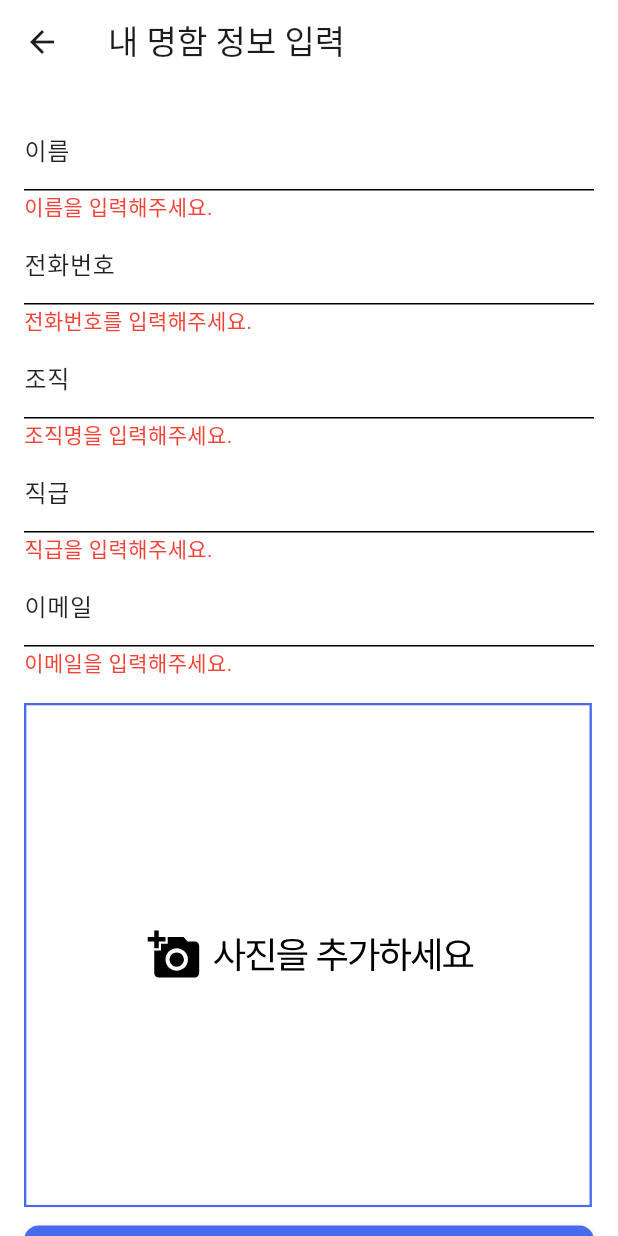
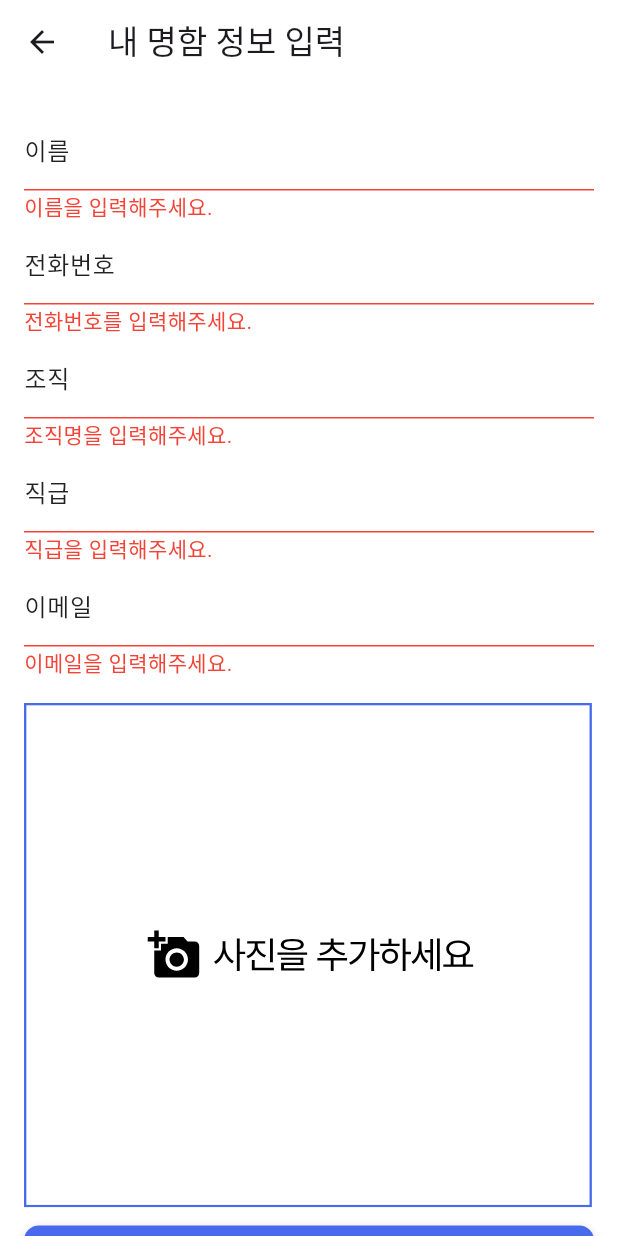
Before and after one commit to QuadeKang/madCampWeek1, a Flutter app: the ContactInputScreen screen opened directly, after a tap on "저장", on a phone screen of 412 x 824 dp. Run offline on Flutter 3.47's test engine with Material 3 defaults, Android fonts, the phone set to English and light mode, and no system bars; our stand-ins replace contacts_service, flutter_svg, image_cropper, image_picker, permission_handler, qr_flutter and 1 more; missing offline and left inert: qr_code_scanner; accounts and stored records are empty; Roboto replaces fonts that are missing (Pretendard); project files that could hold a hidden picture were left out.

Commit message:
:lipstick: red border when field is empty

```diff
--- a/src/tabapp/lib/main.dart
+++ b/src/tabapp/lib/main.dart
@@ -125,12 +125,14 @@ class CustomTextField extends StatelessWidget {
   final TextEditingController controller;
   final String labelText;
   final TextInputType keyboardType; // 추가된 변수
+  final bool showError; // 오류 상태를 표시하는 변수 추가
 
   const CustomTextField({
     Key? key,
     required this.controller,
     required this.labelText,
     this.keyboardType = TextInputType.text, // 기본값 설정
+    this.showError = false, // 기본값은 오류가 없음을 의미
   }) : super(key: key);
 
   @override
@@ -145,9 +147,11 @@ class CustomTextField extends StatelessWidget {
           color: Colors.black87,
         ),
         border: const UnderlineInputBorder(),
-        enabledBorder: const UnderlineInputBorder(),
-        focusedBorder: const UnderlineInputBorder(
-          borderSide: BorderSide(color: AppColors.primaryBlue, width: 2.0),
+        enabledBorder: UnderlineInputBorder(
+          borderSide: BorderSide(color: showError ? Colors.red : Colors.black87),
+        ),
+        focusedBorder: UnderlineInputBorder(
+          borderSide: BorderSide(color: showError ? Colors.red : AppColors.primaryBlue, width: 2.0),
         ),
       ),
       style: const TextStyle(
@@ -161,6 +165,7 @@ class CustomTextField extends StatelessWidget {
     );
   }
 }
+
 String formatPhoneNumber(String rawNumber) {
   // 전화번호가 11자리인 경우에 대한 예시입니다.
   if (rawNumber.length == 11) {
--- a/src/tabapp/lib/sub/thirdPage.dart
+++ b/src/tabapp/lib/sub/thirdPage.dart
@@ -489,6 +489,7 @@ class _ContactInputScreenState extends State<ContactInputScreen> {
             CustomTextField(
               controller: _nameController,
               labelText: '이름',
+              showError: _showError['name'] ?? false,
             ),
             if (_showError['name']!)
               Text('이름을 입력해주세요.', style: TextStyle(color: Colors.red)),
@@ -496,18 +497,21 @@ class _ContactInputScreenState extends State<ContactInputScreen> {
               controller: _phoneController,
               labelText: '전화번호',
               keyboardType: TextInputType.phone,
+              showError: _showError['phoneNumber'] ?? false,
             ),
             if (_showError['phoneNumber']!)
               Text('전화번호를 입력해주세요.', style: TextStyle(color: Colors.red)),
             CustomTextField(
               controller: _organizationController,
               labelText: '조직',
+              showError: _showError['organization'] ?? false,
             ),
             if (_showError['organization']!)
               Text('조직명을 입력해주세요.', style: TextStyle(color: Colors.red)),
             CustomTextField(
               controller: _positionController,
               labelText: '직급',
+              showError: _showError['position'] ?? false,
             ),
             if (_showError['position']!)
               Text('직급을 입력해주세요.', style: TextStyle(color: Colors.red)),
@@ -515,6 +519,7 @@ class _ContactInputScreenState extends State<ContactInputScreen> {
               controller: _emailController,
               labelText: '이메일',
               keyboardType: TextInputType.emailAddress,
+              showError: _showError['email'] ?? false,
             ),
             if (_showError['email']!)
               Text('이메일을 입력해주세요.', style: TextStyle(color: Colors.red)),
```
Also changed, not shown: src/tabapp/lib/sub/firstPage.dart (+15 -0 lines).
